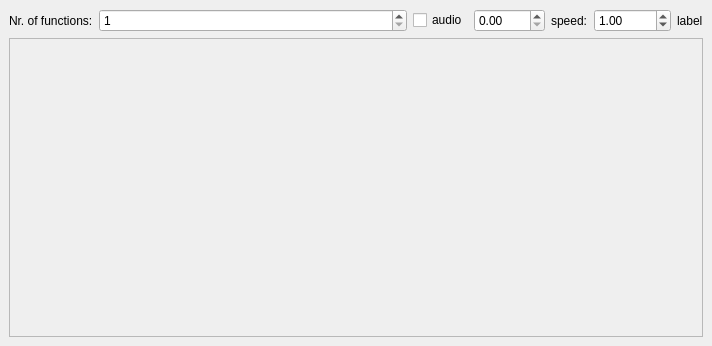
Above: src/view/ui/mainwindow.ui from EsGeh/function-graph-explorer before the change. Below: the same form after it.
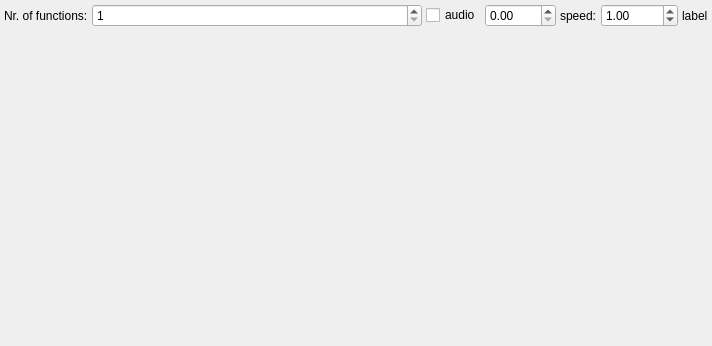
That is the form after the change.

Diff of the .ui file:
```diff
--- a/src/view/ui/mainwindow.ui
+++ b/src/view/ui/mainwindow.ui
@@ -15,8 +15,38 @@
   </property>
   <widget class="QWidget" name="centralwidget">
    <layout class="QVBoxLayout" name="mainLayout" stretch="0,0">
+    <property name="spacing">
+     <number>0</number>
+    </property>
+    <property name="leftMargin">
+     <number>0</number>
+    </property>
+    <property name="topMargin">
+     <number>0</number>
+    </property>
+    <property name="rightMargin">
+     <number>0</number>
+    </property>
+    <property name="bottomMargin">
+     <number>0</number>
+    </property>
     <item>
      <layout class="QHBoxLayout" name="horizontalLayout" stretch="0,1,0,0,0,0,0">
+      <property name="spacing">
+       <number>4</number>
+      </property>
+      <property name="leftMargin">
+       <number>4</number>
+      </property>
+      <property name="topMargin">
+       <number>4</number>
+      </property>
+      <property name="rightMargin">
+       <number>4</number>
+      </property>
+      <property name="bottomMargin">
+       <number>4</number>
+      </property>
       <item>
        <widget class="QLabel" name="label">
         <property name="text">
@@ -95,7 +125,10 @@
        <enum>Qt::FocusPolicy::NoFocus</enum>
       </property>
       <property name="frameShape">
-       <enum>QFrame::Shape::StyledPanel</enum>
+       <enum>QFrame::Shape::NoFrame</enum>
+      </property>
+      <property name="frameShadow">
+       <enum>QFrame::Shadow::Plain</enum>
       </property>
       <property name="widgetResizable">
        <bool>true</bool>
@@ -108,11 +141,26 @@
         <rect>
          <x>0</x>
          <y>0</y>
-         <width>692</width>
-         <height>270</height>
+         <width>712</width>
+         <height>290</height>
         </rect>
        </property>
        <layout class="QVBoxLayout" name="verticalLayout">
+        <property name="spacing">
+         <number>0</number>
+        </property>
+        <property name="leftMargin">
+         <number>0</number>
+        </property>
+        <property name="topMargin">
+         <number>0</number>
+        </property>
+        <property name="rightMargin">
+         <number>0</number>
+        </property>
+        <property name="bottomMargin">
+         <number>0</number>
+        </property>
         <item>
          <spacer name="verticalSpacer">
           <property name="orientation">
```
